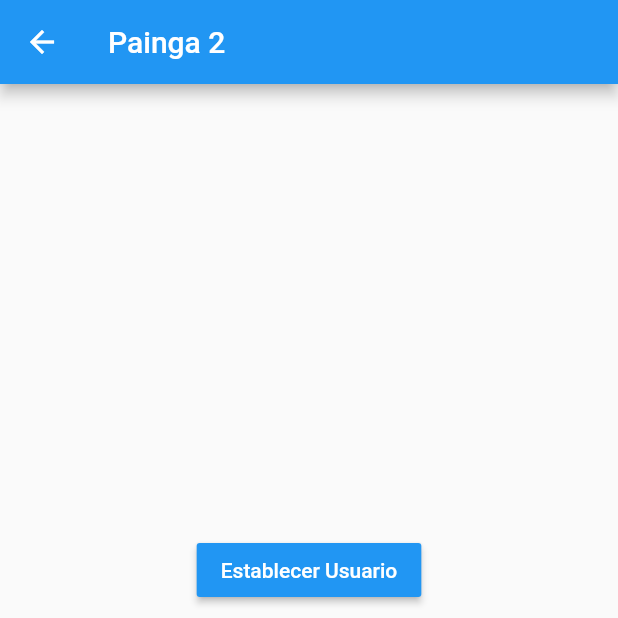
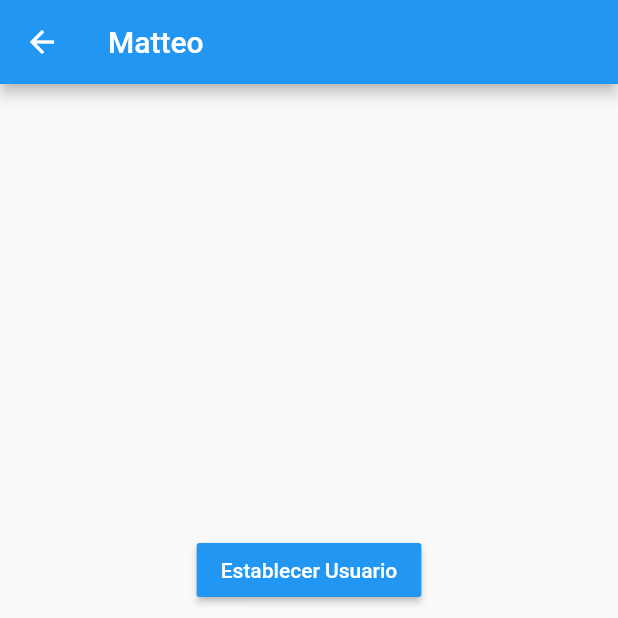
Before and after one commit to MatHeartGaming/manejadores-de-estados-flutter, a Flutter app: the Page2Page screen opened by its route, after a tap on "Establecer Usuario", on a phone screen of 412 x 824 dp, the top half of it. Run offline on Flutter 3.47's test engine with Material 2 defaults, Android fonts, the phone set to English and light mode, and no system bars.

Commit message:
Singelton Listo

```diff
--- a/lib/pages/page1_page.dart
+++ b/lib/pages/page1_page.dart
@@ -1,5 +1,7 @@
 // ignore_for_file: prefer_const_constructors
 
+import 'package:estados/models/usuario.dart';
+import 'package:estados/services/usuario_service.dart';
 import 'package:flutter/material.dart';
 
 class Page1Page extends StatelessWidget {
@@ -9,7 +11,17 @@ class Page1Page extends StatelessWidget {
       appBar: AppBar(
         title: Text("Painga 1"),
       ),
-      body: InformacionUsuario(),
+      body: StreamBuilder(
+        stream: usuarioService.usuarioStreamController,
+        builder: ((context, AsyncSnapshot<Usuario> snapshot) {
+          return usuarioService.existeUsuario
+              ? InformacionUsuario(
+                  usuario: usuarioService.getUsuario // or snapshot.data!,
+                )
+              : Center(child: Text("No hay informacion del usuario"));
+        }),
+      ),
+      //InformacionUsuario(),
       floatingActionButton: FloatingActionButton(
         child: Icon(Icons.accessibility_new),
         onPressed: () => Navigator.pushNamed(context, "pagina2"),
@@ -19,31 +31,45 @@ class Page1Page extends StatelessWidget {
 }
 
 class InformacionUsuario extends StatelessWidget {
+  final Usuario usuario;
   const InformacionUsuario({
     Key? key,
+    required this.usuario,
   }) : super(key: key);
 
   @override
   Widget build(BuildContext context) {
-    return Container(
+    return SizedBox(
       height: double.infinity,
       width: double.infinity,
       child: Column(
         crossAxisAlignment: CrossAxisAlignment.start,
         children: [
-          Text("General",style: TextStyle(fontSize: 18, fontWeight: FontWeight.bold)),
+          Text("General",
+              style: TextStyle(fontSize: 18, fontWeight: FontWeight.bold)),
           Divider(),
-
-          ListTile(title: Text("Nombre: "),),
-          ListTile(title: Text("Edad: "),),
-          ListTile(title: Text("Profesiones",style: TextStyle(fontSize: 18, fontWeight: FontWeight.bold),),),
-
+          ListTile(
+            title: Text("Nombre: ${usuario.nombre}"),
+          ),
+          ListTile(
+            title: Text("Edad: ${usuario.edad}"),
+          ),
+          ListTile(
+            title: Text(
+              "Profesiones",
+              style: TextStyle(fontSize: 18, fontWeight: FontWeight.bold),
+            ),
+          ),
           Divider(),
-
-          ListTile(title: Text("Profesion 1"),),
-          ListTile(title: Text("Profesion 2"),),
-          ListTile(title: Text("Profesion 3"),),
-
+          ListTile(
+            title: Text("Profesion 1"),
+          ),
+          ListTile(
+            title: Text("Profesion 2"),
+          ),
+          ListTile(
+            title: Text("Profesion 3"),
+          ),
         ],
       ),
     );
--- a/lib/pages/page2_page.dart
+++ b/lib/pages/page2_page.dart
@@ -1,3 +1,6 @@
+import 'package:estados/models/usuario.dart';
+import 'package:estados/pages/page1_page.dart';
+import 'package:estados/services/usuario_service.dart';
 import 'package:flutter/material.dart';
 
 class Page2Page extends StatelessWidget {
@@ -5,8 +8,13 @@ class Page2Page extends StatelessWidget {
   Widget build(BuildContext context) {
     return Scaffold(
       appBar: AppBar(
-        title: Text("Painga 2"),
-      ),
+        title: StreamBuilder(
+          initialData: usuarioService.getUsuario,
+          stream: usuarioService.usuarioStreamController,
+          builder: ((context, AsyncSnapshot<Usuario> snapshot) {
+            return Text(snapshot.hasData && usuarioService.existeUsuario ? usuarioService.getUsuario.nombre : "");
+          }),
+      )),
       body: Center(
         child: Column(
           mainAxisAlignment: MainAxisAlignment.center,
@@ -16,9 +24,16 @@ class Page2Page extends StatelessWidget {
               child: MaterialButton(
                 color: Colors.blue,
                 onPressed: () {
-
+                  final newUser = Usuario(
+                      nombre: "Matteo",
+                      edad: 27,
+                      profesiones: ["Desarrolador de Aplicaciones"]);
+                  usuarioService.cargarUsuario(newUser);
                 },
-                child: Text("Establecer Usuario", style: TextStyle(color: Colors.white),),
+                child: Text(
+                  "Establecer Usuario",
+                  style: TextStyle(color: Colors.white),
+                ),
               ),
             ),
             Container(
@@ -26,19 +41,23 @@ class Page2Page extends StatelessWidget {
               child: MaterialButton(
                 color: Colors.blue,
                 onPressed: () {
-
+                  usuarioService.cambiarEdad(28);
                 },
-                child: Text("Cambiar Edad", style: TextStyle(color: Colors.white),),
+                child: Text(
+                  "Cambiar Edad",
+                  style: TextStyle(color: Colors.white),
+                ),
               ),
             ),
             Container(
               margin: EdgeInsets.only(bottom: 8),
               child: MaterialButton(
                 color: Colors.blue,
-                onPressed: () {
-
-                },
-                child: Text("Anadir Profesion", style: TextStyle(color: Colors.white),),
+                onPressed: () {},
+                child: Text(
+                  "Anadir Profesion",
+                  style: TextStyle(color: Colors.white),
+                ),
               ),
             ),
           ],
```
Also changed, not shown: lib/services/usuario_service.dart (added, +34 -0 lines), 1 other file.
